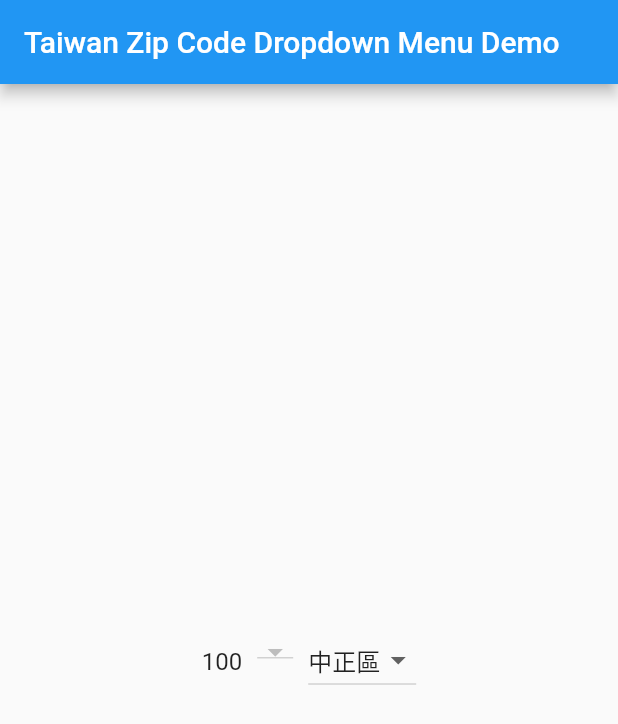
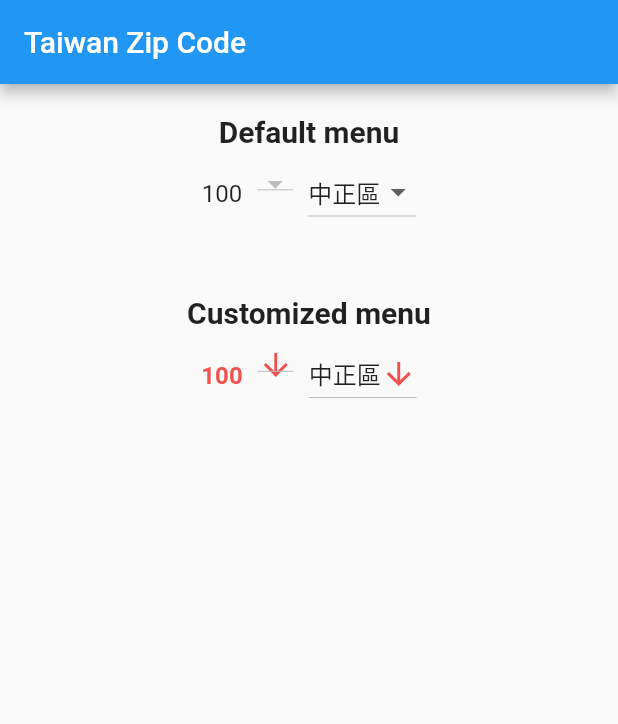
Before and after one commit to yh-luo/flutter_taiwan_zip, a Flutter app: the screen it shows after launch, on a phone screen of 412 x 824 dp. Shown: the top 724 px of the screen. Run offline on Flutter 3.47's test engine with Material 2 defaults, Android fonts, the phone set to English and light mode, and no system bars; our stand-ins replace bloc, equatable, flutter_bloc; missing offline and left inert: taiwan_zip.

Commit message:
ENH: add customized menu

```diff
--- a/example/lib/main.dart
+++ b/example/lib/main.dart
@@ -1,4 +1,5 @@
 import 'package:flutter/material.dart';
+import 'package:flutter_bloc/flutter_bloc.dart';
 import 'package:flutter_taiwan_zip/flutter_taiwan_zip.dart';
 
 void main() {
@@ -11,7 +12,7 @@ class MyApp extends StatelessWidget {
   @override
   Widget build(BuildContext context) {
     return MaterialApp(
-      title: 'Flutter Taiwan Zip',
+      title: 'flutter_taiwan_zip',
       theme: ThemeData(
         primarySwatch: Colors.blue,
       ),
@@ -27,11 +28,136 @@ class HomePage extends StatelessWidget {
   Widget build(BuildContext context) {
     return Scaffold(
       appBar: AppBar(
-        title: const Text('Taiwan Zip Code Dropdown Menu Demo'),
+        title: const Text('Taiwan Zip Code'),
       ),
-      body: const Center(
-        child: ZipDropdownMenu(),
+      body: ListView(
+        children: <Widget>[
+          Padding(
+            padding: const EdgeInsets.all(20.0),
+            child: Column(
+              children: const <Widget>[
+                Text(
+                  'Default menu',
+                  style: TextStyle(fontSize: 20, fontWeight: FontWeight.bold),
+                ),
+                ZipDropdownMenu(),
+              ],
+            ),
+          ),
+          Padding(
+            padding: const EdgeInsets.all(20.0),
+            child: Column(
+              children: const <Widget>[
+                Text(
+                  'Customized menu',
+                  style: TextStyle(fontSize: 20, fontWeight: FontWeight.bold),
+                ),
+                CustomizedMenu(),
+              ],
+            ),
+          ),
+        ],
       ),
     );
   }
 }
+
+/// Create a customized dropdown menu
+class CustomizedMenu extends StatelessWidget {
+  const CustomizedMenu({Key? key}) : super(key: key);
+
+  @override
+  Widget build(BuildContext context) {
+    return ZipDropdownMenu(
+      zipWidget: _buildZip(context),
+      cityWidget: _buildCity(context),
+      districtWidget: _buildDistrict(context),
+    );
+  }
+
+  Widget _buildZip(BuildContext context) {
+    return BlocBuilder<ZipDropdownMenuBloc, ZipDropdownMenuState>(
+      builder: (context, state) {
+        return Padding(
+          padding: padding,
+          child: Text(
+            state.zipCode,
+            style: TextStyle(
+              fontWeight: FontWeight.bold,
+              fontSize: 16,
+              color: Colors.red.shade400,
+            ),
+          ),
+        );
+      },
+    );
+  }
+
+  Widget _buildCity(BuildContext context) {
+    return BlocBuilder<ZipDropdownMenuBloc, ZipDropdownMenuState>(
+      buildWhen: (previous, current) => previous.city != current.city,
+      builder: (context, state) {
+        return Padding(
+          padding: padding,
+          child: DropdownButton<String>(
+            icon: Icon(
+              Icons.arrow_downward,
+              color: Colors.red.shade400,
+            ),
+            value: state.city,
+            key: const Key('ZipDropdownMenuView_city'),
+            elevation: 12,
+            onChanged: (String? value) {
+              context.read<ZipDropdownMenuBloc>().add(CityChanged(value!));
+            },
+            items: _buildCityItems(context),
+          ),
+        );
+      },
+    );
+  }
+
+  List<DropdownMenuItem<String>> _buildCityItems(BuildContext context) {
+    final cities = context.read<ZipDropdownMenuBloc>().cities;
+    return cities.map<DropdownMenuItem<String>>((String value) {
+      return DropdownMenuItem<String>(
+        value: value,
+        child: Text(value),
+      );
+    }).toList();
+  }
+
+  Widget _buildDistrict(BuildContext context) {
+    return BlocBuilder<ZipDropdownMenuBloc, ZipDropdownMenuState>(
+      builder: (context, state) {
+        return Padding(
+          padding: padding,
+          child: DropdownButton<String>(
+            icon: Icon(
+              Icons.arrow_downward,
+              color: Colors.red.shade400,
+            ),
+            value: state.district,
+            key: const Key('ZipDropdownMenuView_district'),
+            elevation: 12,
+            onChanged: (String? value) {
+              context.read<ZipDropdownMenuBloc>().add(DistrictChanged(value!));
+            },
+            items: _buildDistrictItems(context),
+          ),
+        );
+      },
+    );
+  }
+
+  List<DropdownMenuItem<String>> _buildDistrictItems(BuildContext context) {
+    final districts =
+        context.read<ZipDropdownMenuBloc>().state.currentDistricts;
+    return districts.map<DropdownMenuItem<String>>((String value) {
+      return DropdownMenuItem<String>(
+        value: value,
+        child: Text(value),
+      );
+    }).toList();
+  }
+}
--- a/lib/zip_dropdown_menu/view/zip_dropdown_menu.dart
+++ b/lib/zip_dropdown_menu/view/zip_dropdown_menu.dart
@@ -6,13 +6,23 @@ import '../zip_dropdown_menu.dart';
 const EdgeInsets padding = EdgeInsets.all(5.0);
 
 class ZipDropdownMenu extends StatelessWidget {
-  const ZipDropdownMenu({Key? key}) : super(key: key);
+  const ZipDropdownMenu(
+      {this.zipWidget, this.cityWidget, this.districtWidget, Key? key})
+      : super(key: key);
+
+  final Widget? zipWidget;
+  final Widget? cityWidget;
+  final Widget? districtWidget;
 
   @override
   Widget build(BuildContext context) {
     return BlocProvider(
       create: (context) => ZipDropdownMenuBloc(),
-      child: const ZipDropdownMenuView(),
+      child: ZipDropdownMenuView(
+        zipWidget: zipWidget,
+        cityWidget: cityWidget,
+        districtWidget: districtWidget,
+      ),
     );
   }
 }
```
